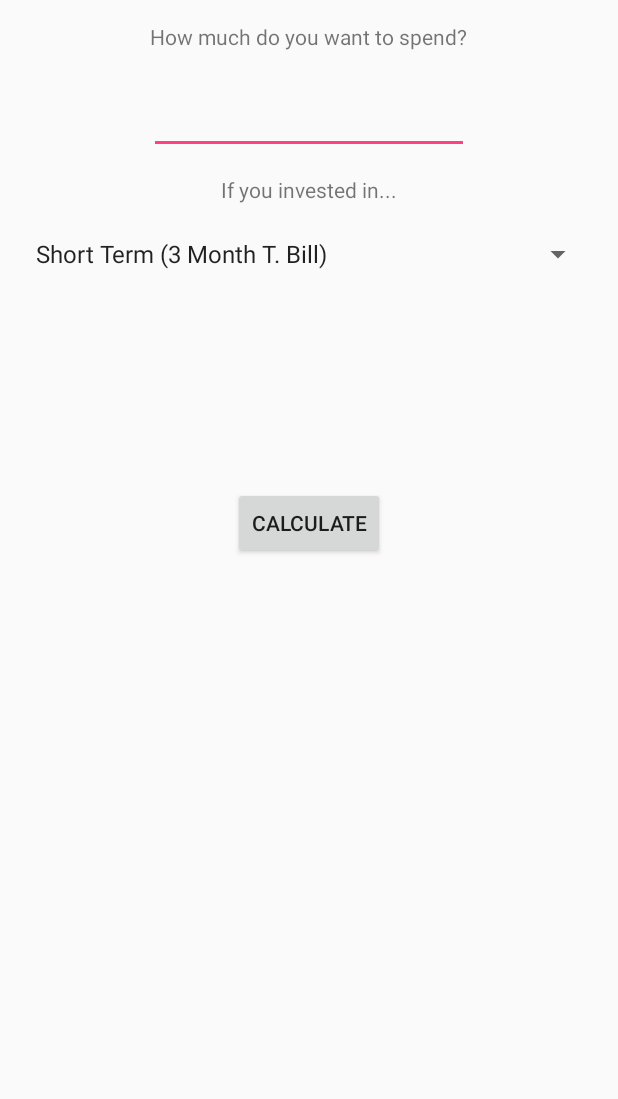
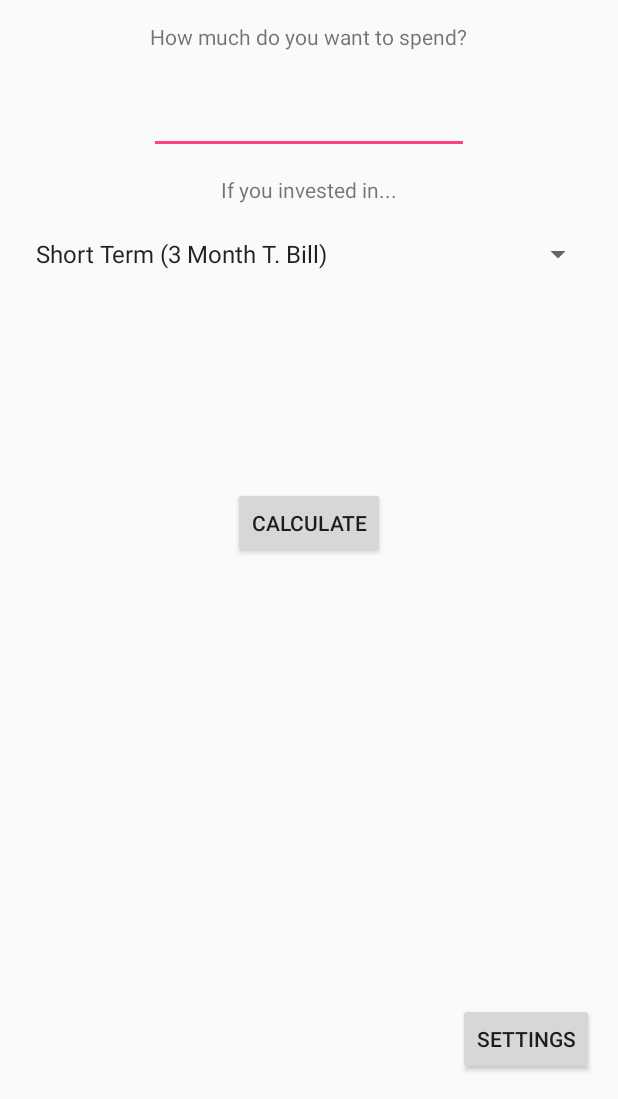
Before and after one commit to davidwangdw/DontSpend-Android, an Android app: the screen it shows after launch (MainActivity), on a phone screen of 412 x 824 dp, the part 137-1236 px from its top. Run offline under Robolectric (Android 15) with nearby library versions, the phone set to English and light mode, and no system bars.

Commit message:
functionality additions

```diff
--- a/app/src/main/res/layout/activity_main.xml
+++ b/app/src/main/res/layout/activity_main.xml
@@ -73,4 +73,14 @@
         android:layout_centerHorizontal="true"
         android:id="@+id/calculateButton" />
 
+    <Button
+        android:text="Settings"
+        android:layout_width="wrap_content"
+        android:layout_height="wrap_content"
+        android:layout_alignParentBottom="true"
+        android:layout_alignParentRight="true"
+        android:layout_alignParentEnd="true"
+        android:id="@+id/settingsButton"
+        style="@android:style/Widget.Material.Light.Button" />
+
 </RelativeLayout>
```
